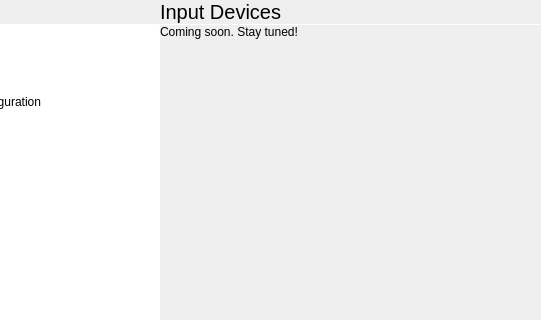
vicr123/theshell, file statuscenter/PulseaudioPane/audiopane.ui: the form before one commit; both pictures show x 90 to 631 and y 0 to 320 of the 631 by 423 pixel window.
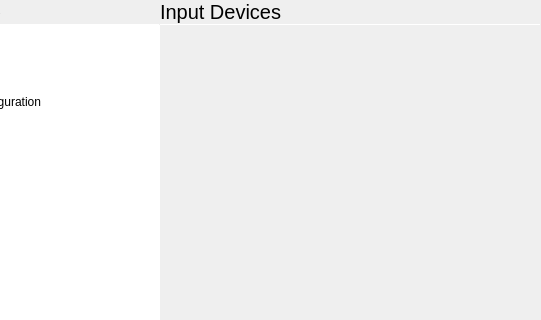
The form after the commit. The open tabs and pages were chosen to show the change. Icons and pictures are not drawn. Custom widgets are drawn as their Qt base class.

Patch:
```diff
--- a/statuscenter/PulseaudioPane/audiopane.ui
+++ b/statuscenter/PulseaudioPane/audiopane.ui
@@ -896,8 +896,8 @@
            <rect>
             <x>0</x>
             <y>0</y>
-            <width>173</width>
-            <height>37</height>
+            <width>399</width>
+            <height>380</height>
            </rect>
           </property>
           <layout class="QVBoxLayout" name="_3">
@@ -923,16 +923,6 @@
              </property>
             </layout>
            </item>
-           <item>
-            <widget class="QLabel" name="label_8">
-             <property name="text">
-              <string>Coming soon. Stay tuned!</string>
-             </property>
-             <property name="margin">
-              <number>9</number>
-             </property>
-            </widget>
-           </item>
            <item>
             <spacer name="verticalSpacer_4">
              <property name="orientation">
```
Left out of the diff: 13 changed lines with no effect on the pictures.
